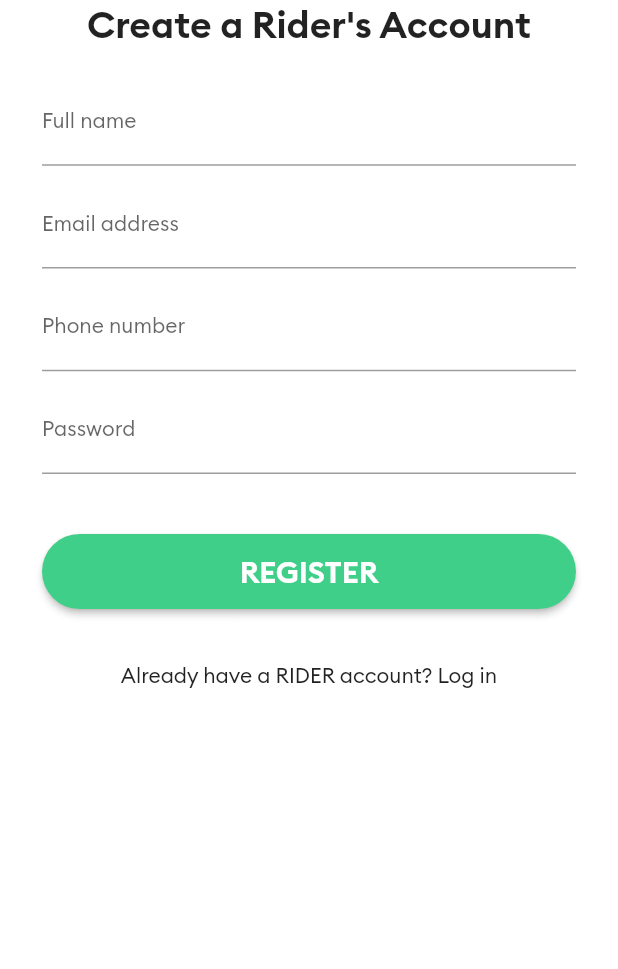
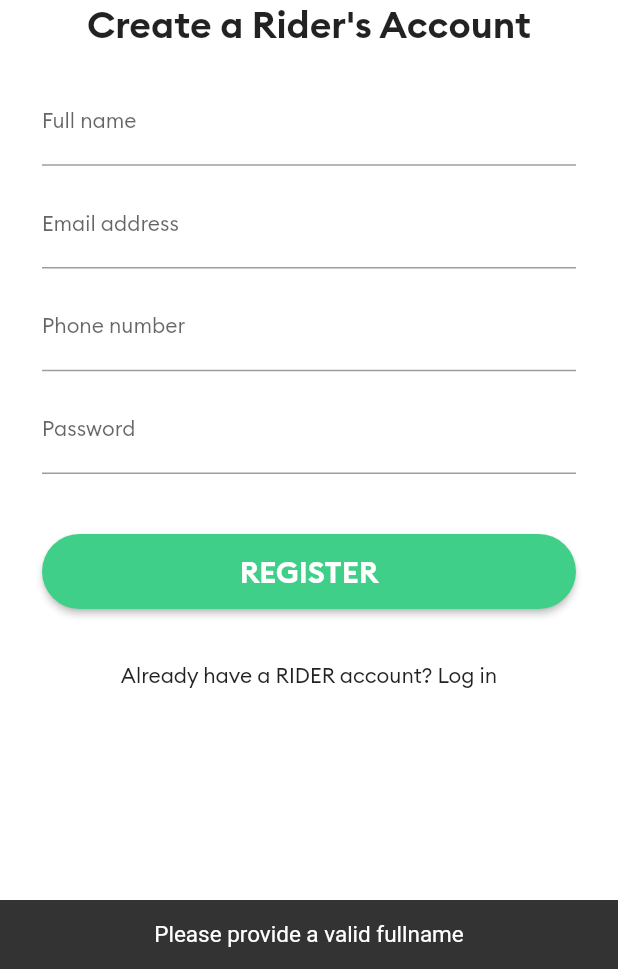
Before and after one commit to TrongBinhLe/flutter_udemy, a Flutter app: the screen it shows after launch, after a tap on "REGISTER", on a phone screen of 412 x 824 dp, the part 267-1236 px from its top. Run offline on Flutter 3.47's test engine with Material 2 defaults, Android fonts, the phone set to English and light mode, and no system bars; our stand-ins replace firebase_auth, firebase_database; accounts and stored records are empty.

Commit message:
register a new user with firebase authentication and valid the text field

```diff
--- a/lib/screens/loginpage.dart
+++ b/lib/screens/loginpage.dart
@@ -1,7 +1,8 @@
 import 'package:flutter/cupertino.dart';
 import 'package:flutter/material.dart ';
-import 'package:flutter_udemy/brand_colors.dart';
-import 'package:flutter_udemy/screens/registrationpage.dart';
+import '../brand_colors.dart';
+import './registrationpage.dart';
+import '../widgets/taxibutton.dart';
 
 class Loginpage extends StatelessWidget {
   static const String routeName = '\login_page';
@@ -58,24 +59,11 @@ class Loginpage extends StatelessWidget {
                       SizedBox(
                         height: 40.0,
                       ),
-                      RaisedButton(
-                        shape: RoundedRectangleBorder(
-                          borderRadius: BorderRadius.circular(25),
-                        ),
-                        child: Container(
-                          height: 50.0,
-                          child: Center(
-                            child: Text(
-                              'LOGIN',
-                              style: TextStyle(
-                                  fontSize: 20.0, fontFamily: 'Brand-Bold'),
-                            ),
-                          ),
-                        ),
+                      TaxiButton(
+                        title: 'LOGIN',
                         color: BrandColors.colorGreen,
-                        textColor: Colors.white,
-                        onPressed: () {},
-                      )
+                        onPress: () {},
+                      ),
                     ],
                   ),
                 ),
--- a/lib/screens/registrationpage.dart
+++ b/lib/screens/registrationpage.dart
@@ -1,13 +1,55 @@
+import 'package:firebase_auth/firebase_auth.dart';
 import 'package:flutter/cupertino.dart';
 import 'package:flutter/material.dart ';
-import 'package:flutter_udemy/brand_colors.dart';
-import 'package:flutter_udemy/screens/loginpage.dart';
+import '../brand_colors.dart';
+import './loginpage.dart';
+import '../widgets/taxibutton.dart';
 
-class RegistrationPage extends StatelessWidget {
+class RegistrationPage extends StatefulWidget {
   static const String routeName = '/registration_page';
+
+  @override
+  _RegistrationPageState createState() => _RegistrationPageState();
+}
+
+class _RegistrationPageState extends State<RegistrationPage> {
+  final GlobalKey<ScaffoldState> scaffoldKey = new GlobalKey<ScaffoldState>();
+
+  final FirebaseAuth _auth = FirebaseAuth.instance;
+
+  var fullNameController = TextEditingController();
+  var emailController = TextEditingController();
+  var phoneController = TextEditingController();
+  var passController = TextEditingController();
+
+  void showSnackbar(String title) {
+    final snackBar = new SnackBar(
+      content: Text(
+        title,
+        textAlign: TextAlign.center,
+        style: TextStyle(fontSize: 15),
+      ),
+    );
+    scaffoldKey.currentState.showSnackBar(snackBar);
+  }
+
+  void registerUser() async {
+    try {
+      final FirebaseUser user = (await _auth.createUserWithEmailAndPassword(
+              email: emailController.text, password: passController.text))
+          .user;
+      if (user != null) {
+        print('registration successfull');
+      }
+    } catch (e) {
+      print(e);
+    }
+  }
+
   @override
   Widget build(BuildContext context) {
     return Scaffold(
+      key: scaffoldKey,
       backgroundColor: Colors.white,
       body: SafeArea(
         child: SingleChildScrollView(
@@ -35,6 +77,7 @@ class RegistrationPage extends StatelessWidget {
                   child: Column(
                     children: [
                       TextField(
+                        controller: fullNameController,
                         keyboardType: TextInputType.text,
                         decoration: InputDecoration(
                           labelText: 'Full name',
@@ -47,6 +90,7 @@ class RegistrationPage extends StatelessWidget {
                         height: 10.0,
                       ),
                       TextField(
+                        controller: emailController,
                         keyboardType: TextInputType.emailAddress,
                         decoration: InputDecoration(
                           labelText: 'Email address',
@@ -59,6 +103,7 @@ class RegistrationPage extends StatelessWidget {
                         height: 10.0,
                       ),
                       TextField(
+                        controller: phoneController,
                         keyboardType: TextInputType.number,
                         decoration: InputDecoration(
                           labelText: 'Phone number',
@@ -71,6 +116,7 @@ class RegistrationPage extends StatelessWidget {
                         height: 10.0,
                       ),
                       TextField(
+                        controller: passController,
                         obscureText: true,
                         decoration: InputDecoration(
                           labelText: 'Password',
@@ -82,23 +128,34 @@ class RegistrationPage extends StatelessWidget {
                       SizedBox(
                         height: 40.0,
                       ),
-                      RaisedButton(
-                        shape: RoundedRectangleBorder(
-                          borderRadius: BorderRadius.circular(25),
-                        ),
-                        child: Container(
-                          height: 50.0,
-                          child: Center(
-                            child: Text(
-                              'REGISTER',
-                              style: TextStyle(
-                                  fontSize: 20.0, fontFamily: 'Brand-Bold'),
-                            ),
-                          ),
-                        ),
+                      TaxiButton(
+                        title: 'REGISTER',
                         color: BrandColors.colorGreen,
-                        textColor: Colors.white,
-                        onPressed: () {},
+                        onPress: () {
+                          // check network validation
+
+                          if (fullNameController.text.length < 3) {
+                            showSnackbar('Please provide a valid fullname');
+                            return;
+                          }
+                          if (!emailController.text.contains('@')) {
+                            showSnackbar(
+                                'Please provide a valid email address');
+                            return;
+                          }
+                          if (phoneController.text.length < 10) {
+                            showSnackbar(
+                                'Please provide a valid phone number.');
+                            return;
+                          }
+                          if (passController.text.length < 8) {
+                            showSnackbar(
+                                'password must be at least 8 characters');
+                            return;
+                          }
+
+                          registerUser();
+                        },
                       )
                     ],
                   ),
--- /dev/null
+++ b/lib/widgets/taxibutton.dart
@@ -0,0 +1,29 @@
+import 'package:flutter/material.dart';
+
+class TaxiButton extends StatelessWidget {
+  final String title;
+  final Color color;
+  final Function onPress;
+
+  TaxiButton({this.title, this.color, this.onPress});
+  @override
+  Widget build(BuildContext context) {
+    return RaisedButton(
+      shape: RoundedRectangleBorder(
+        borderRadius: BorderRadius.circular(25),
+      ),
+      child: Container(
+        height: 50.0,
+        child: Center(
+          child: Text(
+            title,
+            style: TextStyle(fontSize: 20.0, fontFamily: 'Brand-Bold'),
+          ),
+        ),
+      ),
+      color: color,
+      textColor: Colors.white,
+      onPressed: onPress,
+    );
+  }
+}
```
